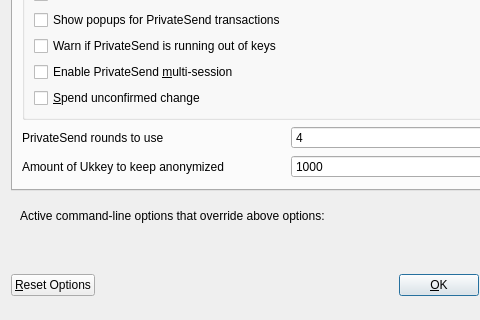
Old version of the form src/qt/forms/optionsdialog.ui in the repository VolkshashDEV/volkshashcore; both pictures show x 0 to 480 and y 143 to 463 of the 576 by 463 pixel window.
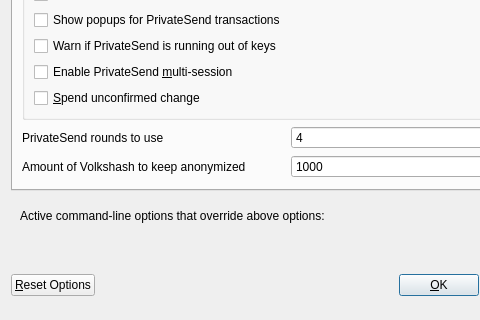
New version of the form. The open tabs and pages were chosen to show the change. Custom widgets are drawn as their Qt base class.

What changed in the file:
```diff
--- a/src/qt/forms/optionsdialog.ui
+++ b/src/qt/forms/optionsdialog.ui
@@ -263,7 +263,7 @@
             <string notr="true"/>
            </property>
            <property name="text">
-            <string>Amount of Ukkey to keep anonymized</string>
+            <string>Amount of Volkshash to keep anonymized</string>
            </property>
           </widget>
          </item>
```
Left out of the diff: 8 changed lines with no effect on the pictures.
